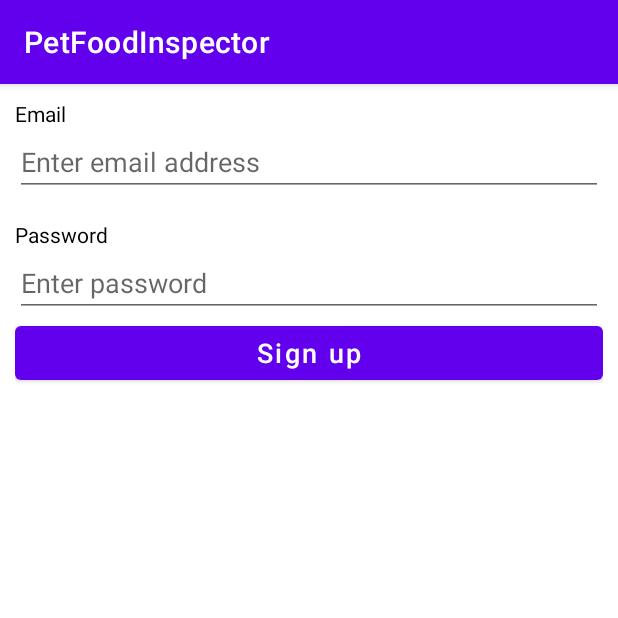
After one commit to jmbruel/PetFood, an Android app: the SignUpFragment screen opened through its navigation route, on a phone screen of 412 x 824 dp, the top half of it. The commit adds this screen. Run offline under Robolectric (Android 15) with nearby library versions, the phone set to English and light mode, and no system bars.

Commit message:
Setup navigation for login flow

```diff
--- a/app/src/main/AndroidManifest.xml
+++ b/app/src/main/AndroidManifest.xml
@@ -13,12 +13,16 @@
         android:roundIcon="@mipmap/ic_launcher_round"
         android:supportsRtl="true"
         android:theme="@style/Theme.PetFoodInspector">
-        <activity android:name=".ui.StartActivity">
+        <activity
+            android:name=".ui.StartActivity"
+            android:launchMode="singleTask">
             <intent-filter>
                 <action android:name="android.intent.action.MAIN" />
                 <category android:name="android.intent.category.LAUNCHER" />
             </intent-filter>
         </activity>
-        <activity android:name=".ui.auth.AuthActivity" />
+        <activity
+            android:name=".ui.auth.AuthActivity"
+            android:launchMode="singleTask" />
     </application>
 </manifest>
--- /dev/null
+++ b/app/src/main/java/com/mexator/petfoodinspector/ui/auth/LoginFragment.kt
@@ -0,0 +1,35 @@
+package com.mexator.petfoodinspector.ui.auth
+
+import android.content.Intent
+import android.os.Bundle
+import android.view.LayoutInflater
+import android.view.View
+import android.view.ViewGroup
+import androidx.fragment.app.Fragment
+import androidx.navigation.fragment.findNavController
+import com.mexator.petfoodinspector.R
+import com.mexator.petfoodinspector.databinding.FragmentLoginBinding
+import com.mexator.petfoodinspector.ui.StartActivity
+
+class LoginFragment : Fragment() {
+    private lateinit var binding: FragmentLoginBinding
+
+    override fun onCreateView(
+        inflater: LayoutInflater,
+        container: ViewGroup?,
+        savedInstanceState: Bundle?
+    ): View {
+        binding = FragmentLoginBinding.inflate(layoutInflater, container, false)
+        return binding.root
+    }
+
+    override fun onViewCreated(view: View, savedInstanceState: Bundle?) {
+        super.onViewCreated(view, savedInstanceState)
+        binding.buttonLogin.setOnClickListener {
+//            findNavController().navigate(R.id.action_loginFragment_to_startActivity)
+            val startActivityIntent = Intent(activity, StartActivity::class.java)
+            startActivity(startActivityIntent)
+            activity?.finish()
+        }
+    }
+}
--- /dev/null
+++ b/app/src/main/java/com/mexator/petfoodinspector/ui/auth/SignUpFragment.kt
@@ -0,0 +1,21 @@
+package com.mexator.petfoodinspector.ui.auth
+
+import android.os.Bundle
+import android.view.LayoutInflater
+import android.view.View
+import android.view.ViewGroup
+import androidx.fragment.app.Fragment
+import com.mexator.petfoodinspector.databinding.FragmentSignUpBinding
+
+class SignUpFragment : Fragment() {
+    private lateinit var binding: FragmentSignUpBinding
+
+    override fun onCreateView(
+        inflater: LayoutInflater,
+        container: ViewGroup?,
+        savedInstanceState: Bundle?
+    ): View {
+        binding = FragmentSignUpBinding.inflate(inflater, container, false)
+        return binding.root
+    }
+}
--- a/app/src/main/res/layout/activity_auth.xml
+++ b/app/src/main/res/layout/activity_auth.xml
@@ -1,11 +1,15 @@
 <?xml version="1.0" encoding="utf-8"?>
 <androidx.constraintlayout.widget.ConstraintLayout xmlns:android="http://schemas.android.com/apk/res/android"
+    xmlns:app="http://schemas.android.com/apk/res-auto"
     android:layout_width="match_parent"
     android:layout_height="match_parent">
 
-    <ProgressBar
+    <androidx.fragment.app.FragmentContainerView
+        android:id="@+id/fragmentContainer"
+        android:name="androidx.navigation.fragment.NavHostFragment"
         android:layout_width="match_parent"
         android:layout_height="match_parent"
-        android:indeterminate="true" />
 
+        app:defaultNavHost="true"
+        app:navGraph="@navigation/auth_navigation" />
 </androidx.constraintlayout.widget.ConstraintLayout>
--- a/app/src/main/res/navigation/auth_navigation.xml
+++ b/app/src/main/res/navigation/auth_navigation.xml
@@ -1,3 +1,18 @@
 <?xml version="1.0" encoding="utf-8"?>
 <navigation xmlns:android="http://schemas.android.com/apk/res/android"
-    xmlns:app="http://schemas.android.com/apk/res-auto" android:id="@+id/auth_avigation"/>
+    xmlns:app="http://schemas.android.com/apk/res-auto"
+    android:id="@+id/auth_avigation"
+    app:startDestination="@id/loginFragment">
+    <fragment
+        android:id="@+id/loginFragment"
+        android:name="com.mexator.petfoodinspector.ui.auth.LoginFragment"
+        android:label="LoginFragment">
+        <action
+            android:id="@+id/action_loginFragment_to_signUpFragment"
+            app:destination="@id/signUpFragment" />
+    </fragment>
+    <fragment
+        android:id="@+id/signUpFragment"
+        android:name="com.mexator.petfoodinspector.ui.auth.SignUpFragment"
+        android:label="SignUpFragment" />
+</navigation>
```
